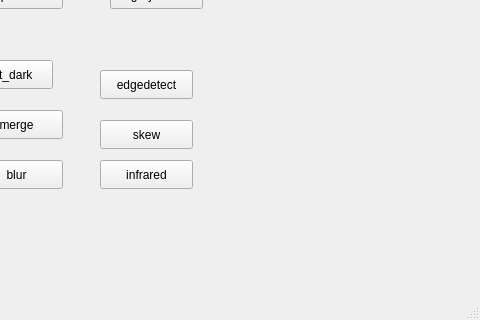
First picture: the form in mainwindow.ui, repository youssefh-nour/Picture_Filters, before the edit; both pictures show x 320 to 800 and y 280 to 600 of the 800 by 600 pixel window.
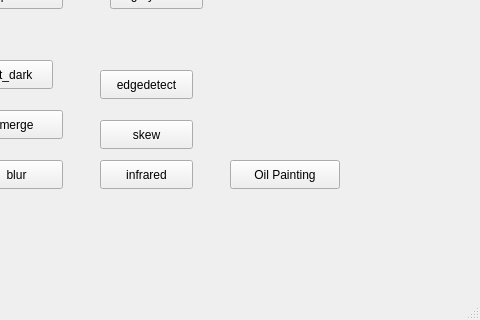
Second picture: the form after the edit.

Commit message: Update mainwindow.ui with new button and properties

Patch:
```diff
--- a/mainwindow.ui
+++ b/mainwindow.ui
@@ -291,6 +291,19 @@
     </property>
    </widget>
   </widget>
+<widget class="QPushButton" name="btnOilPainting">
+    <property name="geometry">
+     <rect>
+      <x>550</x>
+      <y>440</y>
+      <width>110</width>
+      <height>29</height>
+     </rect>
+    </property>
+    <property name="text">
+     <string>Oil Painting</string>
+    </property>
+   </widget>
   <widget class="QMenuBar" name="menubar">
    <property name="geometry">
     <rect>
```
